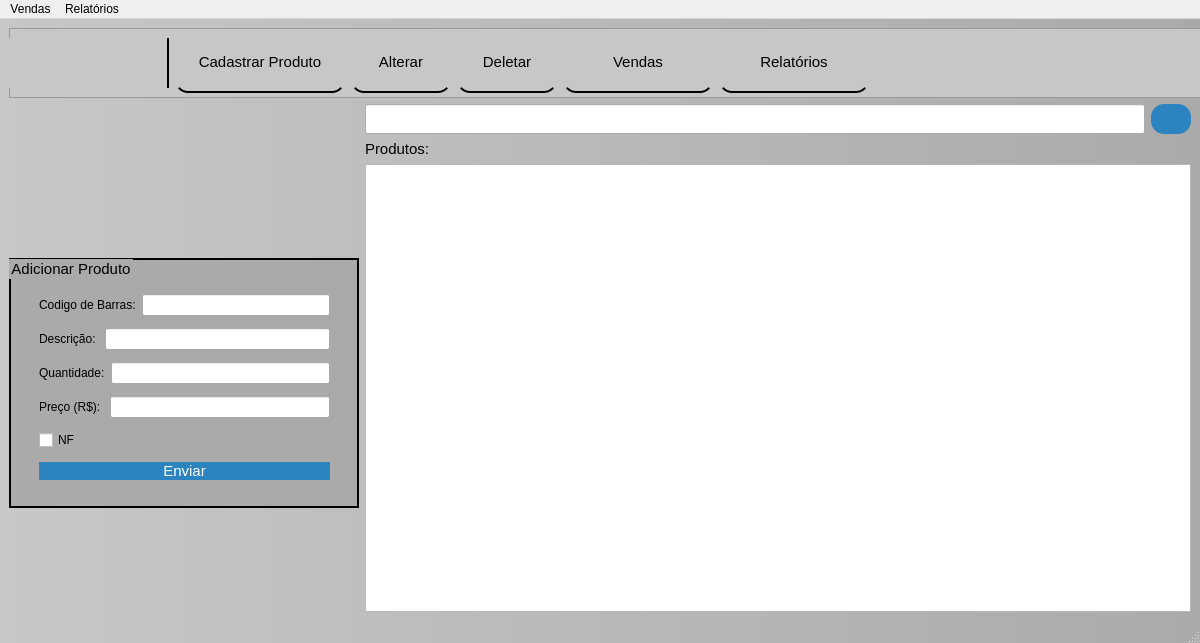
GabR36/QEstoqueLoja, file mainwindow.ui: the form before one commit.
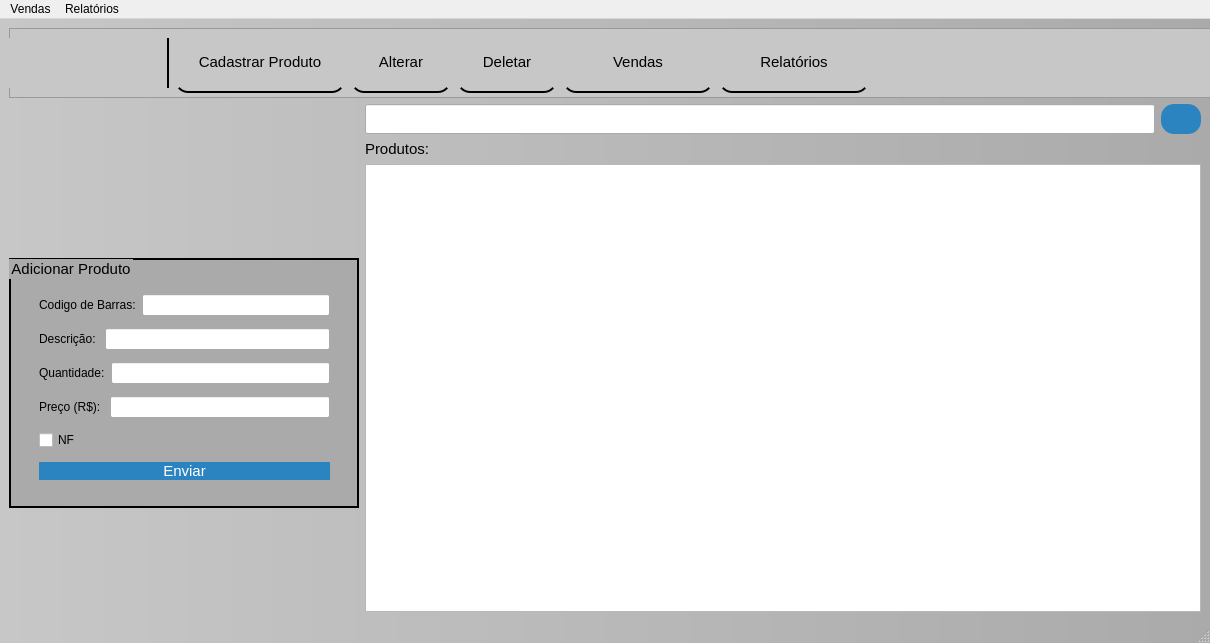
The form after the commit. Icons and pictures are not drawn.

Commit message: enter pressiona o botao pesquisa

What changed in the file:
```diff
--- a/mainwindow.ui
+++ b/mainwindow.ui
@@ -6,7 +6,7 @@
    <rect>
     <x>0</x>
     <y>0</y>
-    <width>1200</width>
+    <width>1210</width>
     <height>643</height>
    </rect>
   </property>
@@ -633,7 +633,7 @@
     <rect>
      <x>0</x>
      <y>0</y>
-     <width>1200</width>
+     <width>1210</width>
      <height>21</height>
     </rect>
    </property>
```
Left out of the diff: 6 changed lines with no effect on the pictures. The commit also changes 2 other files.
